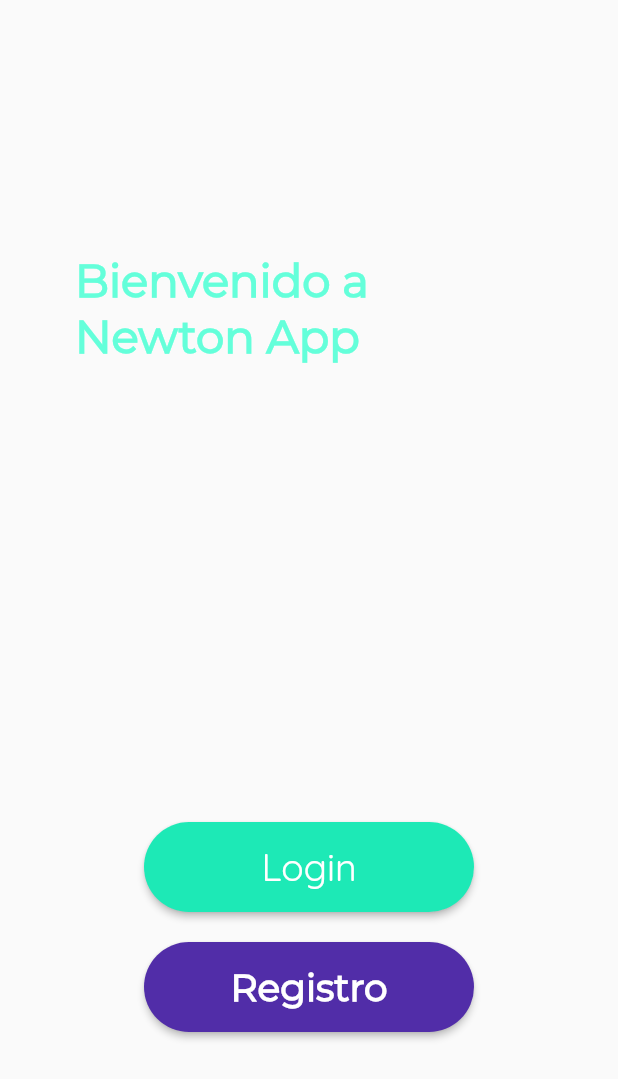
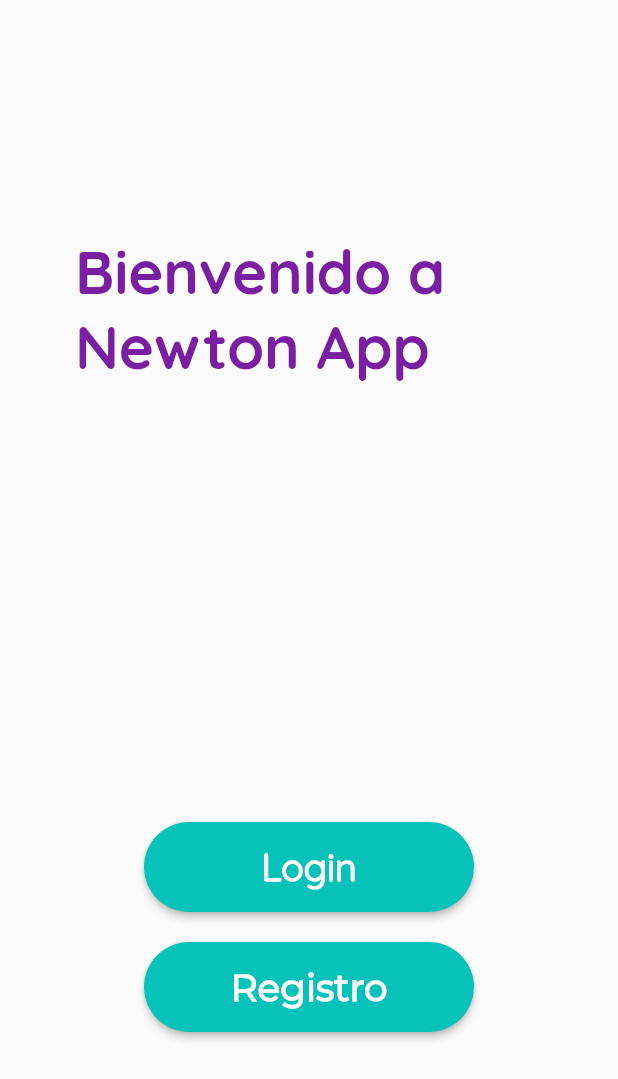
Before and after one commit to JuanFerr1098/ProyectoIntegrador1, a Flutter app: the screen it shows after launch, on a phone screen of 412 x 824 dp. Shown: the top 1079 px of the screen. Run offline on Flutter 3.47's test engine with Material 2 defaults, Android fonts, the phone set to English and light mode, and no system bars; our stand-ins replace carousel_slider, cloud_firestore, firebase_auth, firebase_core, flutter_signin_button, fluttertoast; accounts and stored records are empty; project files that could hold a hidden picture were left out.

Commit message:
Colores y Fuentes

```diff
--- a/newtonapp/lib/pages/index.dart
+++ b/newtonapp/lib/pages/index.dart
@@ -1,5 +1,6 @@
 import 'package:flutter/material.dart';
 import 'package:flutter/widgets.dart';
+import 'package:flutter/src/material/colors.dart';
 
 class Index extends StatelessWidget {
   const Index({Key? key}) : super(key: key);
@@ -38,10 +39,12 @@ class Index extends StatelessWidget {
             Text(
               'Bienvenido a \nNewton App',
               style: TextStyle(
-                color: Colors.tealAccent,
+                color: Color.fromRGBO( 123, 31, 162, 1),
+                //color: Colors.purple700,
                 //color: Colors.white,
+                fontFamily: 'QBold',
                 fontWeight: FontWeight.bold,
-                fontSize: 30.0,
+                fontSize: 40.0,
               ),
             ),
           ]),
@@ -74,7 +77,7 @@ class Index extends StatelessWidget {
         child: MaterialButton(
           minWidth: 220.0,
 
-          color: Colors.tealAccent.shade400,
+          color: Color.fromRGBO( 7, 194, 184, 1),
           height: 60.0,
           //color: const Color (0x00ffe6),
           //color: Colors.white,
@@ -88,12 +91,10 @@ class Index extends StatelessWidget {
           child: Text(
             'Login',
             style: TextStyle(
-              fontFamily: 'Quicksand',
-              //fontStyle: FontStyle.italic,
+              fontFamily: 'QRegular',
               color: Colors.white,
-              //color: Colors.purple.shade700,
               fontSize: 25.0,
-              //fontWeight: FontWeight.bold,
+              fontWeight: FontWeight.bold,
             ),
           ),
         ));
@@ -106,7 +107,8 @@ class Index extends StatelessWidget {
         child: MaterialButton(
           minWidth: 220.0,
           height: 60.0,
-          color: Colors.deepPurple.shade700,
+          color: Color.fromRGBO( 7, 194, 184, 1),
+          //color: Colors.deepPurple.shade700,
           shape: RoundedRectangleBorder(
             borderRadius: BorderRadius.circular(30.0),
           ),
```
Also changed, not shown: newtonapp/pubspec.yaml (+19 -1 lines), newtonapp/assets/fonts/Poppins/Poppins-Bold.ttf (added), newtonapp/assets/fonts/Poppins/Poppins-Light.ttf (added), newtonapp/assets/fonts/Poppins/Poppins-Medium.ttf (added), newtonapp/assets/fonts/Poppins/Poppins-Regular.ttf (added).
